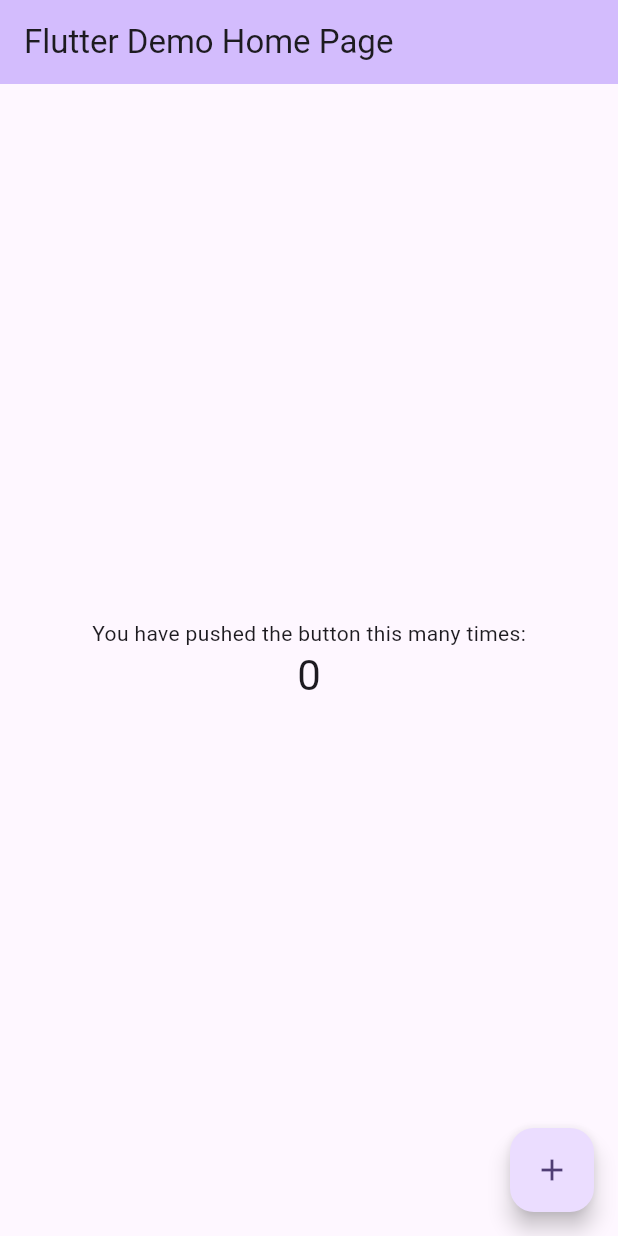
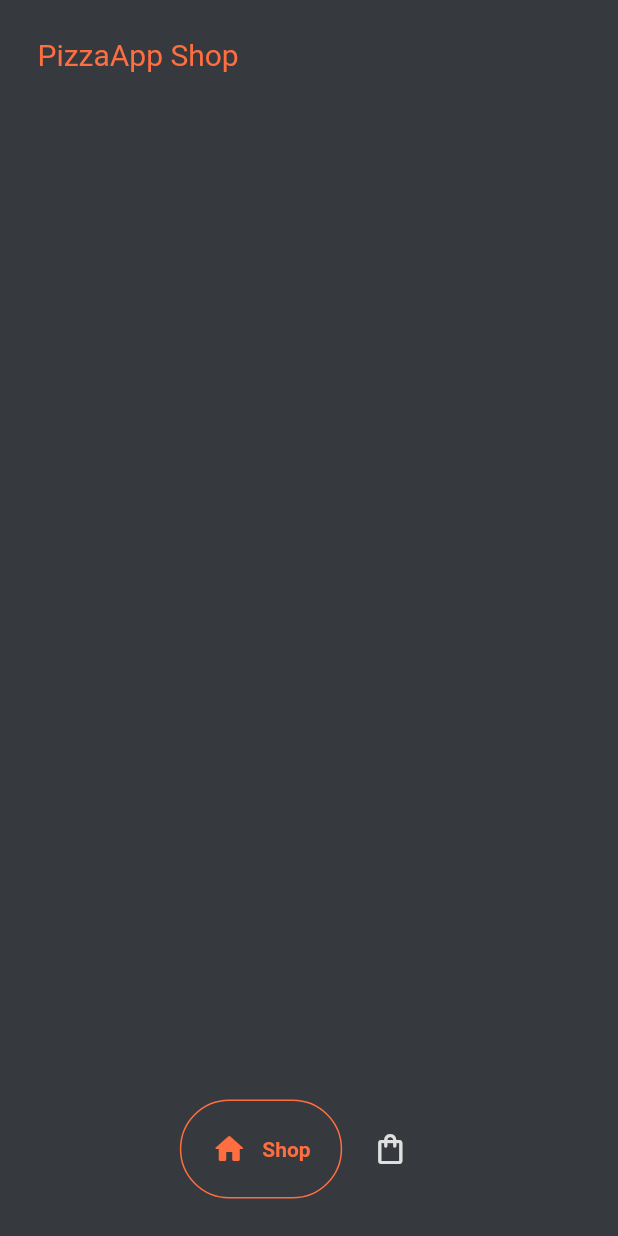
Before and after one commit to itsdemiremre/F11-Bootcamp-PizzaApp, a Flutter app: the screen it shows after launch, on a phone screen of 412 x 824 dp. Run offline on Flutter 3.47's test engine with Material 2 defaults, Android fonts, the phone set to English and light mode, and no system bars; drawn by our look-alikes of google_nav_bar.

Commit message:
update
Updated by Sueda

```diff
--- /dev/null
+++ b/lib/components/bottom_nav_bar.dart
@@ -0,0 +1,39 @@
+import 'package:flutter/material.dart';
+import 'package:google_nav_bar/google_nav_bar.dart';
+
+// ignore: must_be_immutable
+class PizzaBottomNavBar extends StatelessWidget {
+  void Function(int)? onTabChange;
+  PizzaBottomNavBar({super.key, required this.onTabChange});
+
+  @override
+  Widget build(BuildContext context) {
+    return SafeArea(
+      child: Padding(
+        padding: const EdgeInsets.only(bottom: 25.0),
+        child: GNav(
+          onTabChange: (value) => onTabChange!(value),
+          mainAxisAlignment: MainAxisAlignment.center,
+          activeColor: Colors.deepOrangeAccent,
+          color: Colors.grey[300],
+          tabActiveBorder: Border.all(color: Colors.deepOrangeAccent),
+          gap: 10,
+          padding: EdgeInsets.all(20),
+          tabs: const [
+            // shop tab
+            GButton(
+              icon: Icons.home_rounded,
+              text: 'Shop',
+            ),
+
+            // cart tab
+            GButton(
+              icon: Icons.shopping_bag_outlined,
+              text: 'Cart',
+            ),
+          ],
+        ),
+      ),
+    );
+  }
+}
--- a/lib/main.dart
+++ b/lib/main.dart
@@ -1,125 +1,19 @@
 import 'package:flutter/material.dart';
 
+import 'pages/home_page.dart';
+
 void main() {
-  runApp(const MyApp());
+  runApp(const PizzApp());
 }
 
-class MyApp extends StatelessWidget {
-  const MyApp({super.key});
+class PizzApp extends StatelessWidget {
+  const PizzApp({super.key});
 
-  // This widget is the root of your application.
   @override
   Widget build(BuildContext context) {
-    return MaterialApp(
-      title: 'Flutter Demo',
-      theme: ThemeData(
-        // This is the theme of your application.
-        //
-        // TRY THIS: Try running your application with "flutter run". You'll see
-        // the application has a blue toolbar. Then, without quitting the app,
-        // try changing the seedColor in the colorScheme below to Colors.green
-        // and then invoke "hot reload" (save your changes or press the "hot
-        // reload" button in a Flutter-supported IDE, or press "r" if you used
-        // the command line to start the app).
-        //
-        // Notice that the counter didn't reset back to zero; the application
-        // state is not lost during the reload. To reset the state, use hot
-        // restart instead.
-        //
-        // This works for code too, not just values: Most code changes can be
-        // tested with just a hot reload.
-        colorScheme: ColorScheme.fromSeed(seedColor: Colors.deepPurple),
-        useMaterial3: true,
-      ),
-      home: const MyHomePage(title: 'Flutter Demo Home Page'),
+    return const MaterialApp(
+      debugShowCheckedModeBanner: false,
+      home: HomePage(),
     );
   }
 }
-
-class MyHomePage extends StatefulWidget {
-  const MyHomePage({super.key, required this.title});
-
-  // This widget is the home page of your application. It is stateful, meaning
-  // that it has a State object (defined below) that contains fields that affect
-  // how it looks.
-
-  // This class is the configuration for the state. It holds the values (in this
-  // case the title) provided by the parent (in this case the App widget) and
-  // used by the build method of the State. Fields in a Widget subclass are
-  // always marked "final".
-
-  final String title;
-
-  @override
-  State<MyHomePage> createState() => _MyHomePageState();
-}
-
-class _MyHomePageState extends State<MyHomePage> {
-  int _counter = 0;
-
-  void _incrementCounter() {
-    setState(() {
-      // This call to setState tells the Flutter framework that something has
-      // changed in this State, which causes it to rerun the build method below
-      // so that the display can reflect the updated values. If we changed
-      // _counter without calling setState(), then the build method would not be
-      // called again, and so nothing would appear to happen.
-      _counter++;
-    });
-  }
-
-  @override
-  Widget build(BuildContext context) {
-    // This method is rerun every time setState is called, for instance as done
-    // by the _incrementCounter method above.
-    //
-    // The Flutter framework has been optimized to make rerunning build methods
-    // fast, so that you can just rebuild anything that needs updating rather
-    // than having to individually change instances of widgets.
-    return Scaffold(
-      appBar: AppBar(
-        // TRY THIS: Try changing the color here to a specific color (to
-        // Colors.amber, perhaps?) and trigger a hot reload to see the AppBar
-        // change color while the other colors stay the same.
-        backgroundColor: Theme.of(context).colorScheme.inversePrimary,
-        // Here we take the value from the MyHomePage object that was created by
-        // the App.build method, and use it to set our appbar title.
-        title: Text(widget.title),
-      ),
-      body: Center(
-        // Center is a layout widget. It takes a single child and positions it
-        // in the middle of the parent.
-        child: Column(
-          // Column is also a layout widget. It takes a list of children and
-          // arranges them vertically. By default, it sizes itself to fit its
-          // children horizontally, and tries to be as tall as its parent.
-          //
-          // Column has various properties to control how it sizes itself and
-          // how it positions its children. Here we use mainAxisAlignment to
-          // center the children vertically; the main axis here is the vertical
-          // axis because Columns are vertical (the cross axis would be
-          // horizontal).
-          //
-          // TRY THIS: Invoke "debug painting" (choose the "Toggle Debug Paint"
-          // action in the IDE, or press "p" in the console), to see the
-          // wireframe for each widget.
-          mainAxisAlignment: MainAxisAlignment.center,
-          children: <Widget>[
-            const Text(
-              'You have pushed the button this many times:',
-            ),
-            Text(
-              '$_counter',
-              style: Theme.of(context).textTheme.headlineMedium,
-            ),
-          ],
-        ),
-      ),
-      floatingActionButton: FloatingActionButton(
-        onPressed: _incrementCounter,
-        tooltip: 'Increment',
-        child: const Icon(Icons.add),
-      ), // This trailing comma makes auto-formatting nicer for build methods.
-    );
-  }
-}
--- /dev/null
+++ b/lib/models/pizza.dart
@@ -0,0 +1,11 @@
+class Pizza {
+  final String name;
+  final String price;
+  final String image;
+
+  Pizza({
+    required this.name,
+    required this.price,
+    required this.image,
+  });
+}
--- /dev/null
+++ b/lib/models/shop.dart
@@ -0,0 +1,32 @@
+import 'pizza.dart';
+
+class PizzaApp {
+  // list of pizzas for sale
+  final List<Pizza> _shop = [
+    // mixed pizza
+    Pizza(
+      name: "Mixed Pizza",
+      price: "\$90",
+      image: "images/pizza.png",
+    ),
+  ];
+
+  // list of pizzas in user cart
+  final List<Pizza> _userCart = [];
+
+  // get pizzas for sale
+  List<Pizza> get shop => _shop;
+
+  // get user cart
+  List<Pizza> get cart => _userCart;
+
+  // add pizza to cart
+  void addToCart(Pizza pizza) {
+    _userCart.add(pizza);
+  }
+
+  // remove drink from cart
+  void removeFromCart(Pizza pizza) {
+    _userCart.remove(pizza);
+  }
+}
--- /dev/null
+++ b/lib/pages/cart_page.dart
@@ -0,0 +1,20 @@
+import 'package:flutter/material.dart';
+
+class CartPage extends StatefulWidget {
+  const CartPage({super.key});
+
+  @override
+  State<CartPage> createState() => _CartPageState();
+}
+
+class _CartPageState extends State<CartPage> {
+  @override
+  Widget build(BuildContext context) {
+    return Center(
+      child: Text(
+        'Cart',
+        style: TextStyle(color: Colors.deepOrangeAccent),
+      ),
+    );
+  }
+}
--- /dev/null
+++ b/lib/pages/home_page.dart
@@ -0,0 +1,42 @@
+import 'package:flutter/material.dart';
+import 'package:pizza_app/components/bottom_nav_bar.dart';
+
+import 'cart_page.dart';
+import 'shop_page.dart';
+
+class HomePage extends StatefulWidget {
+  const HomePage({super.key});
+
+  @override
+  State<HomePage> createState() => _HomePageState();
+}
+
+class _HomePageState extends State<HomePage> {
+  // navigate bottom bar
+  int _selectedIndex = 0;
+  void navigateBottomBar(int newIndex) {
+    setState(() {
+      _selectedIndex = newIndex;
+    });
+  }
+
+  // pages to display
+  final List<Widget> _pages = [
+    // shop page
+    const ShopPage(),
+
+    // cart page
+    const CartPage(),
+  ];
+
+  @override
+  Widget build(BuildContext context) {
+    return Scaffold(
+      backgroundColor: Color(0xff36393e),
+      bottomNavigationBar: PizzaBottomNavBar(
+        onTabChange: (index) => navigateBottomBar(index),
+      ),
+      body: _pages[_selectedIndex],
+    );
+  }
+}
--- /dev/null
+++ b/lib/pages/shop_page.dart
@@ -0,0 +1,30 @@
+import 'package:flutter/material.dart';
+
+class ShopPage extends StatefulWidget {
+  const ShopPage({super.key});
+
+  @override
+  State<ShopPage> createState() => _ShopPageState();
+}
+
+class _ShopPageState extends State<ShopPage> {
+  @override
+  Widget build(BuildContext context) {
+    return SafeArea(
+      child: Padding(
+        padding: const EdgeInsets.all(25.0),
+        child: Column(
+          children: [
+            // heading
+            Text(
+              "PizzaApp Shop",
+              style: TextStyle(fontSize: 20, color: Colors.deepOrangeAccent),
+            ),
+
+            // list of pizzas for sale
+          ],
+        ),
+      ),
+    );
+  }
+}
--- a/pubspec.yaml
+++ b/pubspec.yaml
@@ -35,6 +35,8 @@ dependencies:
   # The following adds the Cupertino Icons font to your application.
   # Use with the CupertinoIcons class for iOS style icons.
   cupertino_icons: ^1.0.2
+  google_nav_bar: ^5.0.6
+  provider:
 
 dev_dependencies:
   flutter_test:
@@ -59,8 +61,8 @@ flutter:
   uses-material-design: true
 
   # To add assets to your application, add an assets section, like this:
-  # assets:
-  #   - images/a_dot_burr.jpeg
+  assets:
+    - images/
   #   - images/a_dot_ham.jpeg
 
   # An image asset can refer to one or more resolution-specific "variants", see
```
Also changed, not shown: images/pizza.png (added), pubspec.lock, 1 other file.
